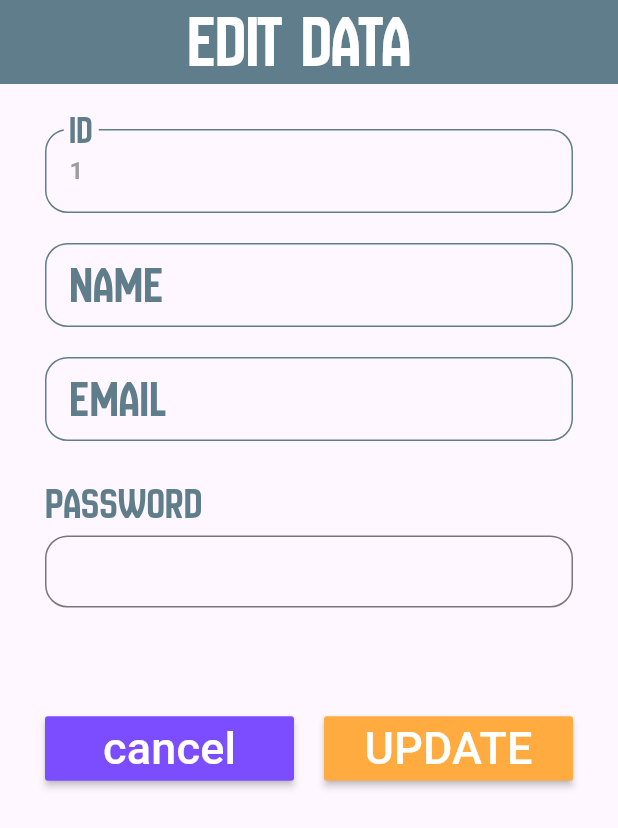
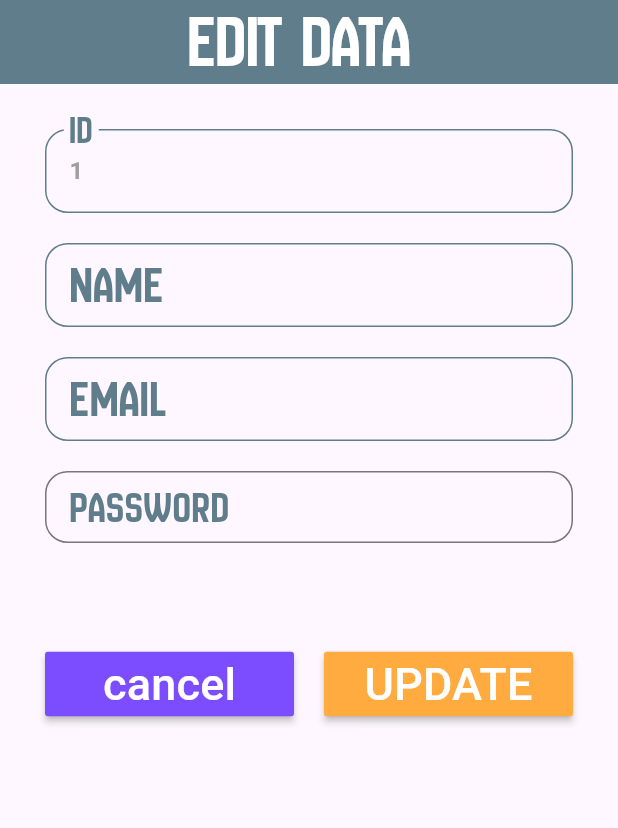
Before and after one commit to Mariamsamy26/users_app, a Flutter app: the screen it shows after launch, after a tap on "insert", after a tap on the "edit" icon, on a phone screen of 412 x 824 dp. Shown: the top 828 px of the screen. Run offline on Flutter 3.47's test engine with Material 3 defaults, Android fonts, the phone set to English and light mode, and no system bars; our stand-ins replace sqflite; accounts and stored records are empty.

Commit message:
fix pass update
# Conflicts:
#	lib/share/network/bataDase.dart

```diff
--- a/lib/layout/userDetelse.dart
+++ b/lib/layout/userDetelse.dart
@@ -85,7 +85,7 @@ class _UserDetelseState extends State<UserDetelse> {
                 labelText: "email",
                 initialValue: widget.user['email'],
                 onPressed: (newData) => emailU = newData,
-                lengthLimitFormatter: LengthLimitingTextInputFormatter(10),
+                lengthLimitFormatter: LengthLimitingTextInputFormatter(80),
                 numericFilterFormatter:
                     FilteringTextInputFormatter.allow(RegExp('[a-zA-Z]')),
                 validator: (newData) {
@@ -97,20 +97,20 @@ class _UserDetelseState extends State<UserDetelse> {
               ),
               const SizedBox(height: 20),
 
-              const Text(
-                "password",
-                style: TextStyle(
-                    fontFamily: "font1", fontSize: 30, color: Colors.blueGrey),
-              ),
               TextFormField(
                 obscureText: read ? false : true,
                 keyboardType: TextInputType.name,
                 controller: passController,
                 decoration: InputDecoration(
+
+                  label: Text(
+                    "password",
+                    style: TextStyle(
+                        fontFamily: "font1", fontSize: 30, color: Colors.blueGrey),
+                  ),
                     contentPadding: EdgeInsets.only(left: 12),
                     suffix: IconButton(
                       onPressed: () {
-                        emailU = passController.text;
                         setState(() {
                           read = !read;
                         });
@@ -124,6 +124,9 @@ class _UserDetelseState extends State<UserDetelse> {
                     border: OutlineInputBorder(
                       borderRadius: BorderRadius.circular(15),
                     )),
+                onChanged: (newData) {
+                  passU = newData;
+                },
               ),
 
               SizedBox(
```
